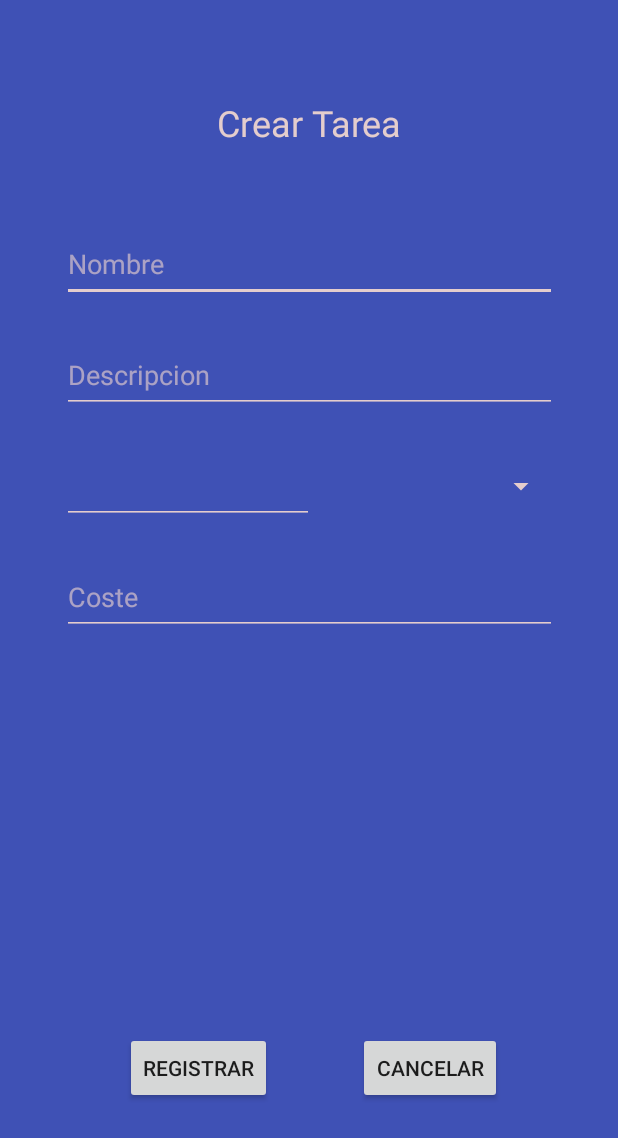
After one commit to YaroslavDemyanenko/AgendaYNPI, an Android app: the CrearTareasActivity screen opened directly, with no data from a screen before it, on a phone screen of 412 x 824 dp. The commit adds this screen. Shown: the top 1138 px of the screen. Run offline under Robolectric (Android 15) with nearby library versions, the phone set to English and light mode, and no system bars.

Commit message:
panel de tareas

```diff
--- a/app/src/main/AndroidManifest.xml
+++ b/app/src/main/AndroidManifest.xml
@@ -9,7 +9,8 @@
         android:roundIcon="@mipmap/ic_launcher_round"
         android:supportsRtl="true"
         android:theme="@style/AppTheme">
-        <activity android:name=".Actividades.LoginActivity"></activity>
+        <activity android:name=".Actividades.CrearTareasActivity"></activity>
+        <activity android:name=".Actividades.LoginActivity" />
         <activity android:name=".Actividades.MainActivity">
             <intent-filter>
                 <action android:name="android.intent.action.MAIN" />
--- /dev/null
+++ b/app/src/main/java/com/example/agendaynpi/Actividades/CrearTareasActivity.java
@@ -0,0 +1,110 @@
+package com.example.agendaynpi.Actividades;
+
+import android.content.ContentValues;
+import android.database.sqlite.SQLiteDatabase;
+import android.os.Bundle;
+import android.view.View;
+import android.widget.EditText;
+import android.widget.Spinner;
+import android.widget.Toast;
+
+import androidx.appcompat.app.AppCompatActivity;
+
+import com.example.agendaynpi.BaseSQLite.SQLiteHelper;
+import com.example.agendaynpi.R;
+
+import java.util.Date;
+
+public class CrearTareasActivity extends AppCompatActivity {
+
+    private SQLiteHelper admin;
+    private SQLiteDatabase bd;
+    private EditText txtNombre,txtDesc,txtCoste,calenFecha;
+    private Spinner spinnerPrioridad;
+
+
+    @Override
+    protected void onCreate(Bundle savedInstanceState) {
+        super.onCreate(savedInstanceState);
+        setContentView(R.layout.creartarea);
+        txtNombre=(EditText)findViewById(R.id.txtTareaNombre);
+        txtDesc=(EditText)findViewById(R.id.txtTareaDesc);
+        txtCoste=(EditText)findViewById(R.id.txtCosteTarea);
+        calenFecha=(EditText)findViewById(R.id.calenFecha);
+        spinnerPrioridad=(Spinner)findViewById(R.id.spinnerPrioridad);
+    }
+
+    public void guardarTarea(View v) {
+        //DB BROWSER
+        admin = new SQLiteHelper(this, "tareas", null, 1);
+        bd = admin.getWritableDatabase();
+        String nombre = txtNombre.getText().toString();
+        String descri = txtDesc.getText().toString();
+        Date fecha = calenFecha.getText().toString();
+        String coste = txtCoste.getText().toString();
+        String prioridad = spinnerPrioridad.getSelectedItem().toString();
+
+
+        ContentValues registro = new ContentValues();
+        registro.put("codigo",Integer.valueOf(consultaCodigoMaximo()));
+        registro.put("nombre", nombre);
+        registro.put("descripcion", descri);
+        registro.put("coste", coste);
+        registro.put("fecha", fecha);
+        registro.put("prioridad", prioridad);
+        registro.put("tareaHecha",0);
+
+        bd.insert("tareas", null, registro);
+        bd.close();
+        Toast.makeText(this, "Se cargaron los datos del artículo", Toast.LENGTH_SHORT).show();
+    }
+
+
+    public void cogerFecha(View view) {
+        switch (view.getId()) {
+            case R.id.calenFecha:
+                showDatePickerDialog();
+                break;
+        }
+    }
+
+    private fun showDatePickerDialog() {
+        val newFragment = DatePickerFragment()
+        newFragment.show(supportFragmentManager, "datePicker")
+    }
+
+    //https://programacionymas.com/blog/como-pedir-fecha-android-usando-date-picker
+    /**
+    public void consultapordescripcion(View v) {
+        admin = new SQLiteHelper(this,
+                "administracion", null, 1);
+        bd = admin.getWritableDatabase();
+        String descri = et2.getText().toString();
+        Cursor fila = bd.rawQuery("select codigo,precio from articulos where descripcion='" + descri +"'", null);
+        if (fila.moveToFirst()) {
+            et1.setText(fila.getString(0));
+            et3.setText(fila.getString(1));
+        } else
+            Toast.makeText(this, "No existe un artículo con dicha descripción", Toast.LENGTH_SHORT).show();
+        bd.close();
+    }
+
+    public void bajaporcodigo(View v) {
+        admin = new SQLiteHelper(this, "administracion", null, 1);
+        bd = admin.getWritableDatabase();
+        String cod= et1.getText().toString();
+        int cant = bd.delete("articulos", "codigo=" + cod, null);
+        bd.close();
+        et1.setText("");
+        et2.setText("");
+        et3.setText("");
+        if (cant == 1)
+            Toast.makeText(this, "Se borró el artículo con dicho código", Toast.LENGTH_SHORT).show();
+        else
+            Toast.makeText(this, "No existe un artículo con dicho código", Toast.LENGTH_SHORT).show();
+    }
+    **/
+
+
+
+}
--- a/app/src/main/java/com/example/agendaynpi/Actividades/LoginActivity.java
+++ b/app/src/main/java/com/example/agendaynpi/Actividades/LoginActivity.java
@@ -4,6 +4,7 @@ import android.app.Activity;
 import android.app.AlertDialog;
 import android.content.Context;
 import android.content.DialogInterface;
+import android.content.Intent;
 import android.content.SharedPreferences;
 import android.os.Bundle;
 import android.view.LayoutInflater;
@@ -45,13 +46,15 @@ public class LoginActivity extends AppCompatActivity {
                 pasarASiguente();
             }
             if (contrasenya.equals(contrasenyaIntroducida)) {
+                Comodin.hideKeyboard(loginAct);
                 pasarASiguente();
             }
         }
     }
 
     private void pasarASiguente() {
-
+        Intent intent = new Intent(LoginActivity.this, CrearTareasActivity.class);
+        startActivity(intent);
     }
 
     public void mostrarDialogo(View v) {
--- /dev/null
+++ b/app/src/main/res/layout/creartarea.xml
@@ -0,0 +1,128 @@
+<?xml version="1.0" encoding="utf-8"?>
+<androidx.constraintlayout.widget.ConstraintLayout
+    xmlns:android="http://schemas.android.com/apk/res/android"
+    xmlns:app="http://schemas.android.com/apk/res-auto"
+    xmlns:tools="http://schemas.android.com/tools"
+    android:layout_width="match_parent"
+    android:layout_height="match_parent"
+    android:background="#3F51B5">
+
+    <TextView
+        android:id="@+id/lblTituloListaTareas"
+        android:layout_width="145dp"
+        android:layout_height="51dp"
+        android:layout_marginTop="56dp"
+        android:gravity="center"
+        android:text="@string/tituloCrearTarea"
+        android:textAppearance="@style/TextAppearance.AppCompat.Body1"
+        android:textColor="#E4CDCD"
+        android:textColorHint="#A8E4CDCD"
+        android:textSize="24sp"
+        app:layout_constraintEnd_toEndOf="parent"
+        app:layout_constraintStart_toStartOf="parent"
+        app:layout_constraintTop_toTopOf="parent"
+        tools:targetApi="lollipop" />
+
+    <EditText
+        android:id="@+id/txtTareaNombre"
+        android:layout_width="330dp"
+        android:layout_height="50dp"
+        android:layout_marginStart="20dp"
+        android:layout_marginLeft="20dp"
+        android:layout_marginTop="44dp"
+        android:layout_marginEnd="20dp"
+        android:layout_marginRight="20dp"
+        android:backgroundTint="#E4CDCD"
+        android:ems="10"
+        android:hint="@string/nombre"
+        android:inputType="textPersonName"
+        android:textColor="#E4CDCD"
+        android:textColorHint="#A8E4CDCD"
+        app:layout_constraintEnd_toEndOf="parent"
+        app:layout_constraintStart_toStartOf="parent"
+        app:layout_constraintTop_toBottomOf="@+id/lblTituloListaTareas" />
+
+    <EditText
+        android:id="@+id/txtTareaDesc"
+        android:layout_width="330dp"
+        android:layout_height="50dp"
+        android:layout_marginTop="24dp"
+        android:ems="10"
+        android:hint="@string/descripcion"
+        android:inputType="textPersonName"
+        app:layout_constraintEnd_toEndOf="@+id/txtTareaNombre"
+        app:layout_constraintHorizontal_bias="0.0"
+        app:layout_constraintStart_toStartOf="@+id/txtTareaNombre"
+        app:layout_constraintTop_toBottomOf="@+id/txtTareaNombre"
+        android:backgroundTint="#E4CDCD"
+        android:textColorHint="#A8E4CDCD"
+        android:textColor="#E4CDCD"/>
+
+    <EditText
+        android:id="@+id/txtCosteTarea"
+        android:layout_width="330dp"
+        android:layout_height="50dp"
+        android:layout_marginTop="24dp"
+        android:backgroundTint="#E4CDCD"
+        android:ems="10"
+        android:hint="@string/coste"
+        android:inputType="numberDecimal"
+        android:textColor="#E4CDCD"
+        android:textColorHint="#A8E4CDCD"
+        app:layout_constraintEnd_toEndOf="@+id/spinnerPrioridad"
+        app:layout_constraintHorizontal_bias="0.0"
+        app:layout_constraintStart_toStartOf="@+id/calenFecha"
+        app:layout_constraintTop_toBottomOf="@+id/calenFecha" />
+
+    <EditText
+        android:id="@+id/calenFecha"
+        android:layout_width="168dp"
+        android:layout_height="50dp"
+        android:layout_marginTop="24dp"
+        android:ems="10"
+        android:inputType="date"
+        android:focusable="false"
+        android:clickable="true"
+        android:maxLines="1"
+        app:layout_constraintStart_toStartOf="@+id/txtTareaDesc"
+        app:layout_constraintTop_toBottomOf="@+id/txtTareaDesc"
+        android:textColorHint="#A8E4CDCD"
+        android:backgroundTint="#E4CDCD"
+        android:textColor="#E4CDCD" tools:targetApi="lollipop" />
+
+    <Spinner
+        android:id="@+id/spinnerPrioridad"
+        android:layout_width="149dp"
+        android:layout_height="50dp"
+        android:layout_marginTop="24dp"
+        app:layout_constraintEnd_toEndOf="@+id/txtTareaDesc"
+        android:backgroundTint="#E4CDCD"
+        android:textColor="#E4CDCD"
+        app:layout_constraintTop_toBottomOf="@+id/txtTareaDesc" />
+
+    <Button
+        android:id="@+id/button"
+        android:layout_width="wrap_content"
+        android:layout_height="wrap_content"
+        android:layout_marginStart="45dp"
+        android:layout_marginLeft="45dp"
+        android:layout_marginBottom="88dp"
+        android:text="@string/registrar"
+        app:layout_constraintBottom_toBottomOf="parent"
+        app:layout_constraintEnd_toEndOf="parent"
+        app:layout_constraintHorizontal_bias="0.141"
+        app:layout_constraintStart_toStartOf="parent" />
+
+    <Button
+        android:id="@+id/button2"
+        android:layout_width="wrap_content"
+        android:layout_height="wrap_content"
+        android:layout_marginEnd="45dp"
+        android:layout_marginRight="45dp"
+        android:layout_marginBottom="88dp"
+        android:text="@string/cancelar"
+        app:layout_constraintBottom_toBottomOf="parent"
+        app:layout_constraintEnd_toEndOf="parent"
+        app:layout_constraintHorizontal_bias="0.642"
+        app:layout_constraintStart_toEndOf="@+id/button" />
+</androidx.constraintlayout.widget.ConstraintLayout>
--- a/app/src/main/res/values/strings.xml
+++ b/app/src/main/res/values/strings.xml
@@ -2,9 +2,15 @@
     <string name="app_name">AgendaYNPI</string>
     <string name="saludo">Hola Yaros</string>
     <string name="icono">dedo</string>
+    <string name="nombre">Nombre</string>
+    <string name="descripcion">Descripcion</string>
     <string name="usuario">Usuario</string>
     <string name="contrasenya">Contraseña</string>
     <string name="login">Login</string>
     <string name="registrarse">Registrarse</string>
     <string name="cancelar">Cancelar</string>
+    <string name="tituloCrearTarea">Crear Tarea</string>
+    <string name="registrar">Registrar</string>
+    <string name="tareas">Tareas</string>
+    <string name="coste">Coste</string>
 </resources>
```
Also changed, not shown: app/src/main/java/com/example/agendaynpi/BaseSQLite/SQLiteHelper.java (added, +24 -0 lines), app/src/main/java/com/example/agendaynpi/Clases/Tarea.java (added, +41 -0 lines), app/src/main/res/layout/listatareas.xml (added, +73 -0 lines), app/src/main/res/layout/login.xml (+7 -8 lines).
